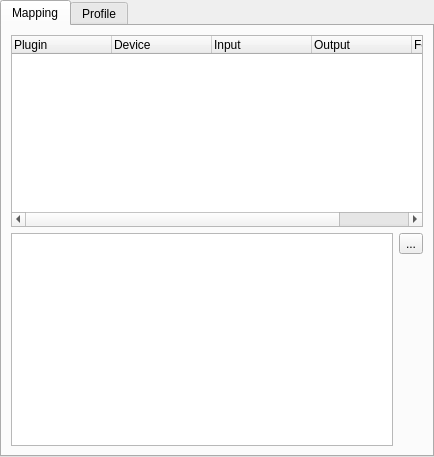
Before: the Qt Designer form ui/src/inputoutputpatcheditor.ui in mcallegari/qlcplus, drawn with Qt 5.
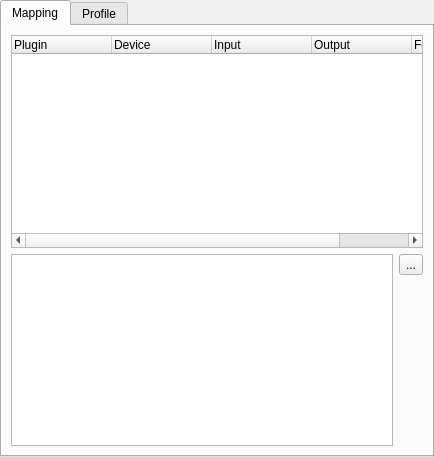
After: the same form once the commit is applied. Icons and pictures are not drawn.

```diff
--- a/ui/src/inputoutputpatcheditor.ui
+++ b/ui/src/inputoutputpatcheditor.ui
@@ -110,19 +110,6 @@
          </property>
         </widget>
        </item>
-       <item row="2" column="2">
-        <spacer name="verticalSpacer">
-         <property name="orientation">
-          <enum>Qt::Vertical</enum>
-         </property>
-         <property name="sizeHint" stdset="0">
-          <size>
-           <width>20</width>
-           <height>109</height>
-          </size>
-         </property>
-        </spacer>
-       </item>
       </layout>
      </widget>
      <widget class="QWidget" name="Profile">
```
